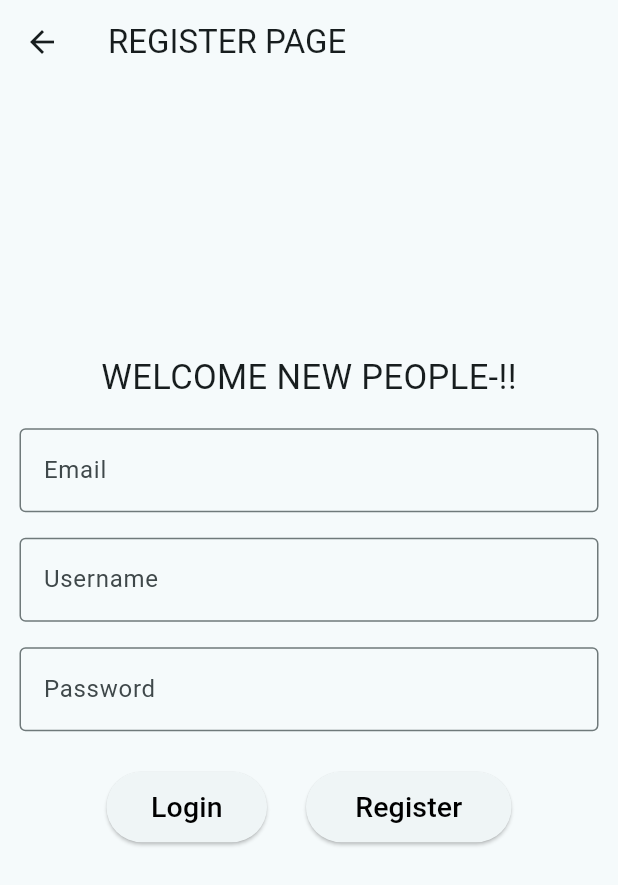
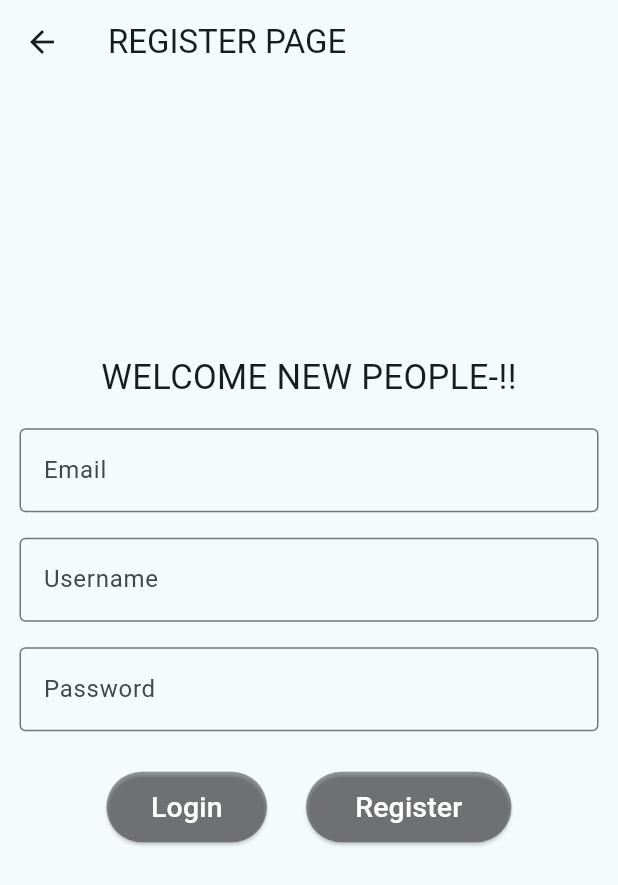
Before and after one commit to Tsabitah07/Movies, a Flutter app: the screen it shows after launch, after a tap on "Register", on a phone screen of 412 x 824 dp. Shown: the top 885 px of the screen. Run offline on Flutter 3.47's test engine with Material 2 defaults, Android fonts, the phone set to English and light mode, and no system bars.

Commit message:
revisi design

```diff
--- a/lib/LoginPage.dart
+++ b/lib/LoginPage.dart
@@ -10,29 +10,29 @@ class LoginPage extends StatefulWidget {
 }
 
 class _LoginPageState extends State<LoginPage> {
-  Color buttonLogin = Colors.blueAccent;
-  Color buttonRegister = Colors.blueAccent;
+  Color buttonLogin = Colors.black38;
+  Color buttonRegister = Colors.black38;
 
   void _onLoginPressed() {
     setState(() {
-      buttonLogin = Colors.lightBlueAccent;
+      buttonLogin = Colors.grey;
     });
 
     Future.delayed(Duration(milliseconds: 140), () {
       setState(() {
-        buttonLogin = Colors.blueAccent;
+        buttonLogin = Colors.black38;
       });
     });
   }
 
   void _onRegisterPressed() {
     setState(() {
-      buttonRegister = Colors.lightBlueAccent;
+      buttonRegister = Colors.grey;
     });
 
     Future.delayed(Duration(milliseconds: 140), () {
       setState(() {
-        buttonRegister = Colors.blueAccent;
+        buttonRegister = Colors.black38;
       });
     });
   }
@@ -82,9 +82,12 @@ class _LoginPageState extends State<LoginPage> {
                           MaterialPageRoute(builder: (context) => const HomePage()),
                         );
                       },
+                      style: ElevatedButton.styleFrom(
+                        primary: buttonLogin
+                      ),
                       child: Text('Login', style: TextStyle(
                         fontSize: 19,
-                        color: Colors.black,
+                        color: Colors.white,
                       )),
                     ),
                   ),
@@ -99,9 +102,12 @@ class _LoginPageState extends State<LoginPage> {
                             MaterialPageRoute(builder: (context) => const RegisterPage()),
                         );
                       },
+                      style: ElevatedButton.styleFrom(
+                        primary: buttonRegister
+                      ),
                       child: Text('Register', style: TextStyle(
                         fontSize: 19,
-                        color: Colors.black,
+                        color: Colors.white,
                       )),
                     ),
                   ),
--- a/lib/RegisterPage.dart
+++ b/lib/RegisterPage.dart
@@ -9,29 +9,29 @@ class RegisterPage extends StatefulWidget {
 }
 
 class _RegisterPageState extends State<RegisterPage> {
-  Color buttonLogin = Colors.blueAccent;
-  Color buttonRegister = Colors.blueAccent;
+  Color buttonLogin = Colors.black38;
+  Color buttonRegister = Colors.black38;
 
   void _onLoginPressed() {
     setState(() {
-      buttonLogin = Colors.lightBlueAccent;
+      buttonLogin = Colors.grey;
     });
 
     Future.delayed(Duration(milliseconds: 140), () {
       setState(() {
-        buttonLogin = Colors.blueAccent;
+        buttonLogin = Colors.black38;
       });
     });
   }
 
   void _onRegisterPressed() {
     setState(() {
-      buttonRegister = Colors.lightBlueAccent;
+      buttonRegister = Colors.grey;
     });
 
     Future.delayed(Duration(milliseconds: 140), () {
       setState(() {
-        buttonRegister = Colors.blueAccent;
+        buttonRegister = Colors.black38;
       });
     });
   }
@@ -79,9 +79,12 @@ class _RegisterPageState extends State<RegisterPage> {
                         _onLoginPressed();
                         Navigator.pop(context);
                       },
+                      style: ElevatedButton.styleFrom(
+                        primary: buttonLogin
+                      ),
                       child: Text('Login', style: TextStyle(
                         fontSize: 19,
-                        color: Colors.black,
+                        color: Colors.white,
                       )),
                     ),
                   ),
@@ -96,9 +99,12 @@ class _RegisterPageState extends State<RegisterPage> {
                           MaterialPageRoute(builder: (context) => const HomePage()),
                         );
                       },
+                      style: ElevatedButton.styleFrom(
+                        primary: buttonRegister
+                      ),
                       child: Text('Register', style: TextStyle(
                         fontSize: 19,
-                        color: Colors.black,
+                        color: Colors.white,
                       )),
                     ),
                   ),
```
Also changed, not shown: lib/HomePage.dart (+23 -7 lines).
